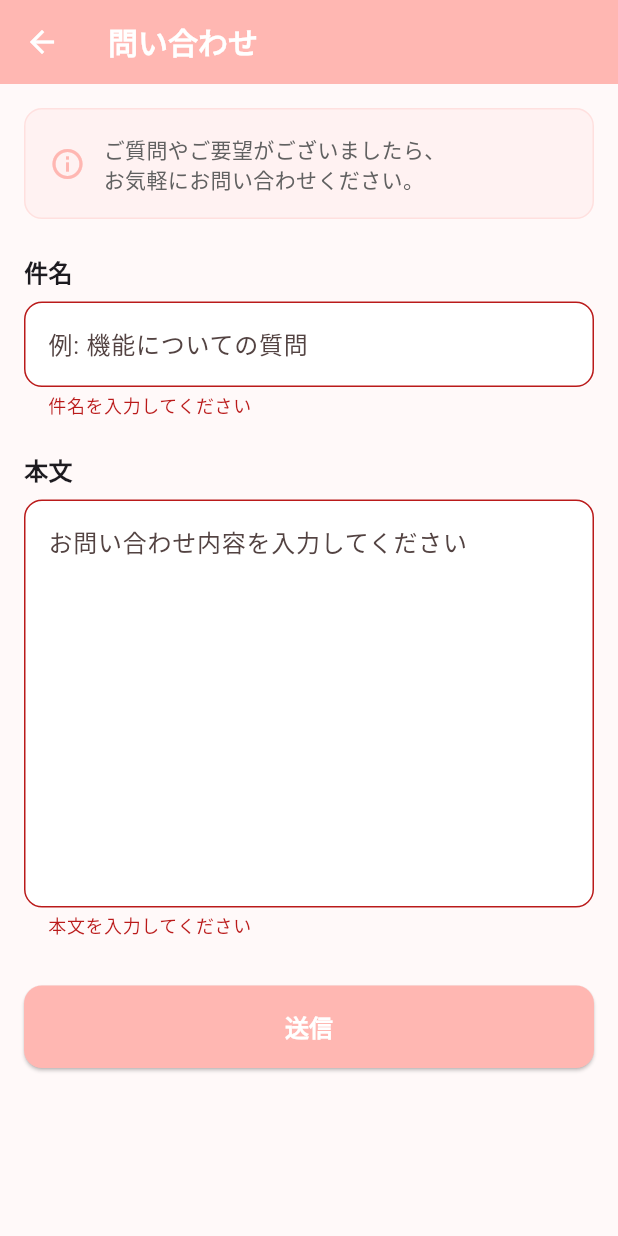
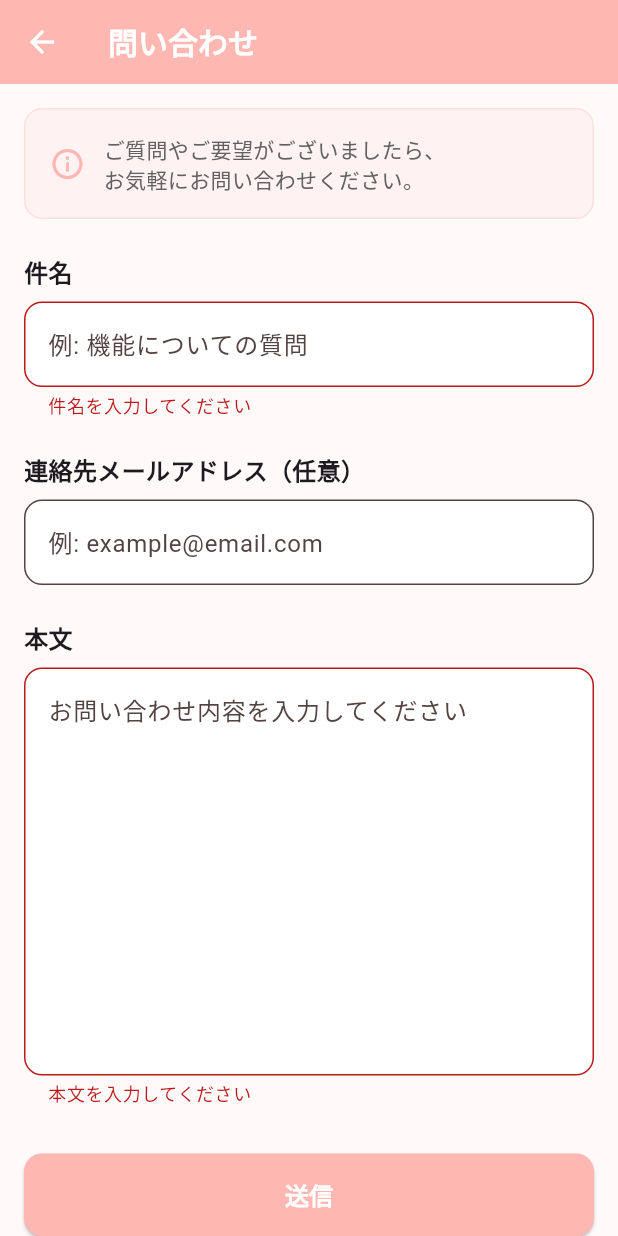
Before and after one commit to hori-imuuzak/wish_list_tier, a Flutter app: the ContactScreen screen opened directly, after a tap on "送信", on a phone screen of 412 x 824 dp. Run offline on Flutter 3.47's test engine with Material 3 defaults, Android fonts, the phone set to English and light mode, and no system bars; our stand-ins replace cloud_firestore, firebase_auth, firebase_core, flutter_riverpod, freezed_annotation, google_fonts and 3 more; accounts and stored records are empty; generated files the repository leaves out were written again; network calls fail.

```diff
--- a/lib/presentation/screens/contact_screen.dart
+++ b/lib/presentation/screens/contact_screen.dart
@@ -1,38 +1,83 @@
+import 'package:cloud_firestore/cloud_firestore.dart';
+import 'package:firebase_auth/firebase_auth.dart';
 import 'package:flutter/material.dart';
+import 'package:flutter_riverpod/flutter_riverpod.dart';
+import 'dart:convert';
+import 'package:http/http.dart' as http;
 
-class ContactScreen extends StatefulWidget {
+class ContactScreen extends ConsumerStatefulWidget {
   const ContactScreen({super.key});
 
   @override
-  State<ContactScreen> createState() => _ContactScreenState();
+  ConsumerState<ContactScreen> createState() => _ContactScreenState();
 }
 
-class _ContactScreenState extends State<ContactScreen> {
+class _ContactScreenState extends ConsumerState<ContactScreen> {
   final _formKey = GlobalKey<FormState>();
   final _subjectController = TextEditingController();
   final _bodyController = TextEditingController();
+  final _emailController = TextEditingController();
 
   @override
   void dispose() {
     _subjectController.dispose();
     _bodyController.dispose();
+    _emailController.dispose();
     super.dispose();
   }
 
-  Future<void> _sendEmail() async {
+  Future<void> _sendInquiry() async {
     if (!_formKey.currentState!.validate()) {
       return;
     }
 
-    // TODO: Implement n8n webhook integration
-    // For now, just show a success message
-    if (mounted) {
-      ScaffoldMessenger.of(
-        context,
-      ).showSnackBar(const SnackBar(content: Text('送信しました')));
-      // Clear form
-      _subjectController.clear();
-      _bodyController.clear();
+    try {
+      final user = FirebaseAuth.instance.currentUser;
+      if (user == null) {
+        throw Exception('User not authenticated');
+      }
+
+      // Save to Firestore
+      await FirebaseFirestore.instance.collection('inquiries').add({
+        'uid': user.uid,
+        'title': _subjectController.text,
+        'body': _bodyController.text,
+        'email': _emailController.text.isNotEmpty ? _emailController.text : null,
+        'createdAt': FieldValue.serverTimestamp(),
+      });
+
+      // Directly post to Slack webhook
+      const webhookUrl =
+          'https://hooks.slack.com/services/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';
+      final emailInfo = _emailController.text.isNotEmpty
+          ? '*連絡先*: ${_emailController.text}\n'
+          : '';
+      final payload = {
+        'text':
+            '*新しいお問い合わせがありました*\n'
+            '*uid*: ${user.uid}\n'
+            '$emailInfo'
+            '*件名*: ${_subjectController.text}\n'
+            '*内容*: ${_bodyController.text}',
+      };
+      await http.post(
+        Uri.parse(webhookUrl),
+        headers: {'Content-Type': 'application/json'},
+        body: jsonEncode(payload),
+      );
+
+      if (mounted) {
+        ScaffoldMessenger.of(
+          context,
+        ).showSnackBar(const SnackBar(content: Text('送信しました')));
+        Navigator.of(context).pop();
+      }
+    } catch (e) {
+      if (mounted) {
+        ScaffoldMessenger.of(
+          context,
+        ).showSnackBar(SnackBar(content: Text('送信に失敗しました: $e')));
+      }
     }
   }
 
@@ -97,6 +142,26 @@ class _ContactScreenState extends State<ContactScreen> {
               const SizedBox(height: 24),
 
               const Text(
+                '連絡先メールアドレス（任意）',
+                style: TextStyle(fontSize: 16, fontWeight: FontWeight.bold),
+              ),
+              const SizedBox(height: 8),
+              TextFormField(
+                controller: _emailController,
+                decoration: InputDecoration(
+                  hintText: '例: example@email.com',
+                  border: OutlineInputBorder(
+                    borderRadius: BorderRadius.circular(12),
+                  ),
+                  filled: true,
+                  fillColor: Colors.white,
+                ),
+                keyboardType: TextInputType.emailAddress,
+              ),
+
+              const SizedBox(height: 24),
+
+              const Text(
                 '本文',
                 style: TextStyle(fontSize: 16, fontWeight: FontWeight.bold),
               ),
@@ -125,7 +190,7 @@ class _ContactScreenState extends State<ContactScreen> {
               SizedBox(
                 width: double.infinity,
                 child: ElevatedButton(
-                  onPressed: _sendEmail,
+                  onPressed: _sendInquiry,
                   style: ElevatedButton.styleFrom(
                     backgroundColor: const Color(0xFFFFB7B2),
                     foregroundColor: Colors.white,
--- a/pubspec.yaml
+++ b/pubspec.yaml
@@ -43,6 +43,7 @@ dependencies:
   path_provider: ^2.1.5
   shared_preferences: ^2.5.3
   image_picker: ^1.2.1
+  http: ^1.2.1
   gap: ^3.0.1
   url_launcher: ^6.3.2
   google_fonts: ^6.3.2
```
Also changed, not shown: lib/presentation/screens/tier_list_screen.dart (+0 -39 lines), pubspec.lock, 2 other files.
